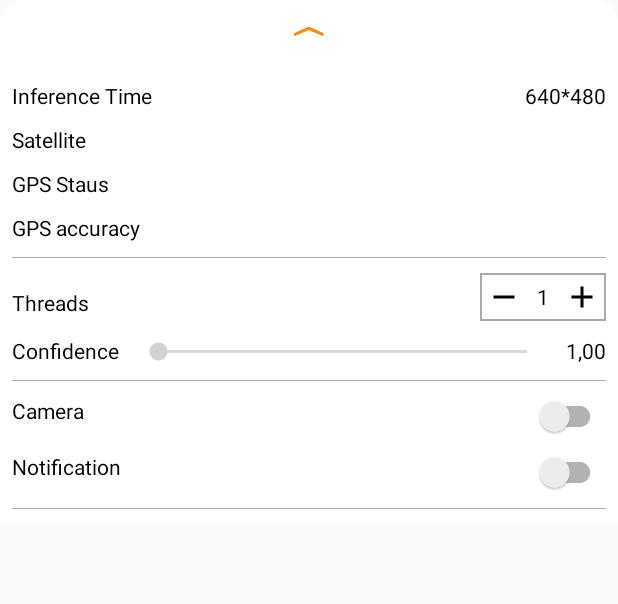
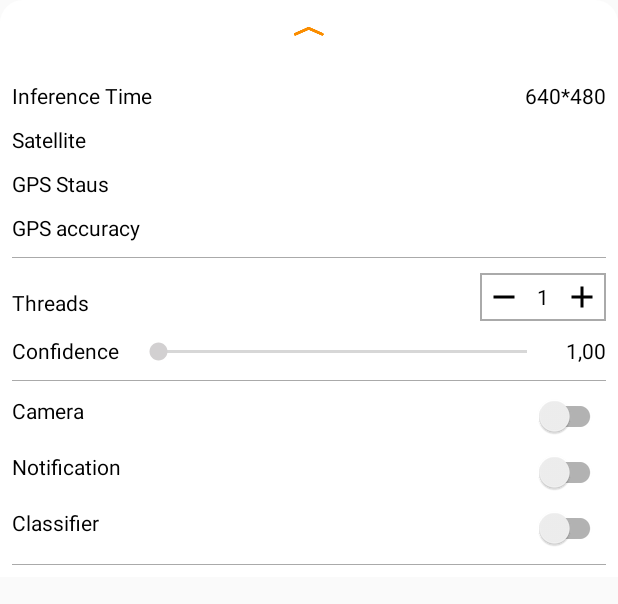
Before and after one commit to VladYatsenko/car-assistant-android, an Android app: the layout layout_bottom_sheet.xml on its own in the app's theme, with its tools: preview values and no code run, on a phone screen of 412 x 824 dp. Shown: the top 604 px of the screen. Run offline under Robolectric (Android 15) with nearby library versions, the phone set to English and light mode, and no system bars; network calls fail.

Commit message:
added model 224*224 of speed classifier

```diff
--- a/app/src/main/java/com/carassistant/tflite/classification/SpeedLimitClassifier.java
+++ b/app/src/main/java/com/carassistant/tflite/classification/SpeedLimitClassifier.java
@@ -23,10 +23,10 @@ public class SpeedLimitClassifier {
 
     private final Interpreter interpreter;
 
-    public static String MODEL_FILENAME = "classifier.tflite";
+    public static String MODEL_FILENAME = "classifier_224.tflite";
 
-    private static final int INPUT_IMG_SIZE_WIDTH = 128;
-    private static final int INPUT_IMG_SIZE_HEIGHT = 128;
+    public static final int INPUT_IMG_SIZE_WIDTH = 224;
+    public static final int INPUT_IMG_SIZE_HEIGHT = 224;
     private static final int FLOAT_TYPE_SIZE = 4;
     private static final int PIXEL_SIZE = 3;
     private static final int MODEL_INPUT_SIZE = FLOAT_TYPE_SIZE * INPUT_IMG_SIZE_WIDTH * INPUT_IMG_SIZE_HEIGHT * PIXEL_SIZE;
--- a/app/src/main/res/layout/layout_bottom_sheet.xml
+++ b/app/src/main/res/layout/layout_bottom_sheet.xml
@@ -313,6 +313,31 @@
             android:textColor="@android:color/black" />
     </LinearLayout>
 
+    <LinearLayout
+        android:layout_width="match_parent"
+        android:layout_height="wrap_content"
+        android:orientation="horizontal"
+        android:visibility="visible">
+
+        <TextView
+            android:id="@+id/classifier"
+            android:layout_width="wrap_content"
+            android:layout_height="wrap_content"
+            android:layout_marginTop="10dp"
+            android:text="Classifier"
+            android:textColor="@android:color/black" />
+
+        <androidx.appcompat.widget.SwitchCompat
+            android:id="@+id/classifier_switch"
+            android:layout_width="match_parent"
+            android:layout_height="wrap_content"
+            android:layout_marginTop="10dp"
+            android:checked="false"
+            android:gravity="right"
+            android:text=""
+            android:textColor="@android:color/black" />
+    </LinearLayout>
+
     <View
         android:layout_width="match_parent"
         android:layout_height="1px"
```
Also changed, not shown: app/src/main/java/com/carassistant/ui/activities/DetectorActivity.java (+7 -2 lines), app/src/main/java/com/carassistant/utils/ImageUtils.java (+5 -3 lines), 1 other file.
